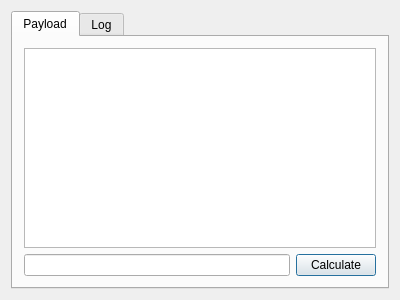
Before: the Qt Designer form forms/app.ui in MOZGIII/prolog-app-gui, drawn with Qt 5.
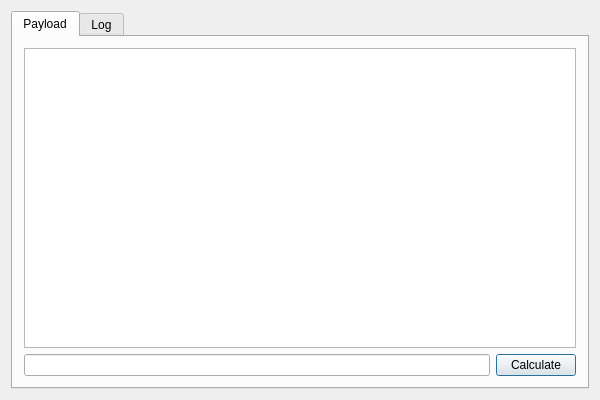
After: the same form once the commit is applied.

Commit message: Increased default window size

```diff
--- a/forms/app.ui
+++ b/forms/app.ui
@@ -6,8 +6,8 @@
    <rect>
     <x>0</x>
     <y>0</y>
-    <width>400</width>
-    <height>300</height>
+    <width>600</width>
+    <height>400</height>
    </rect>
   </property>
   <property name="windowTitle">
```
